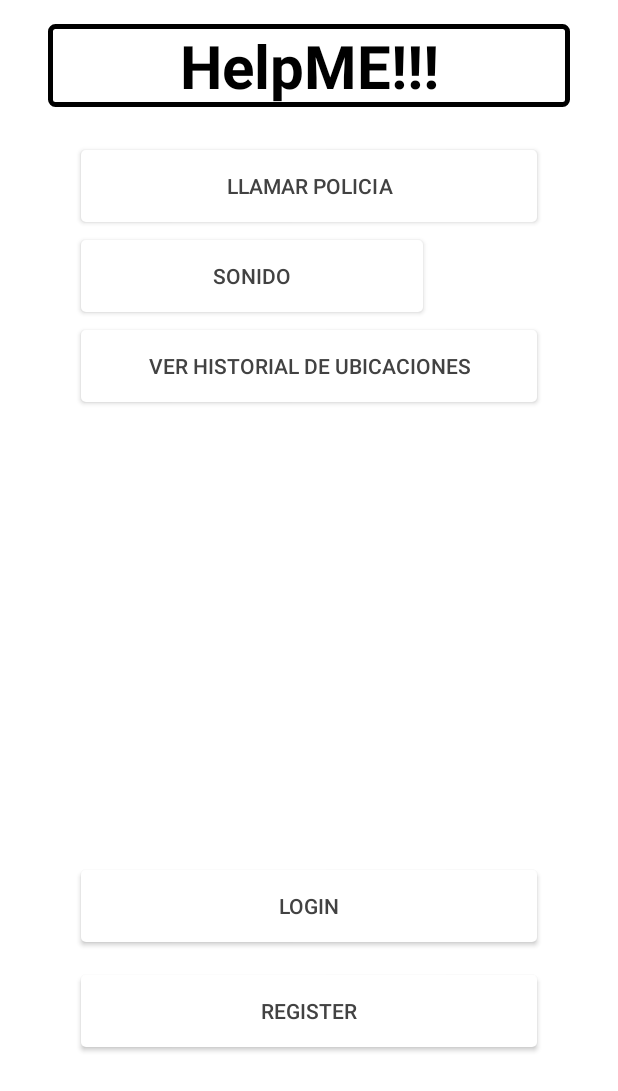
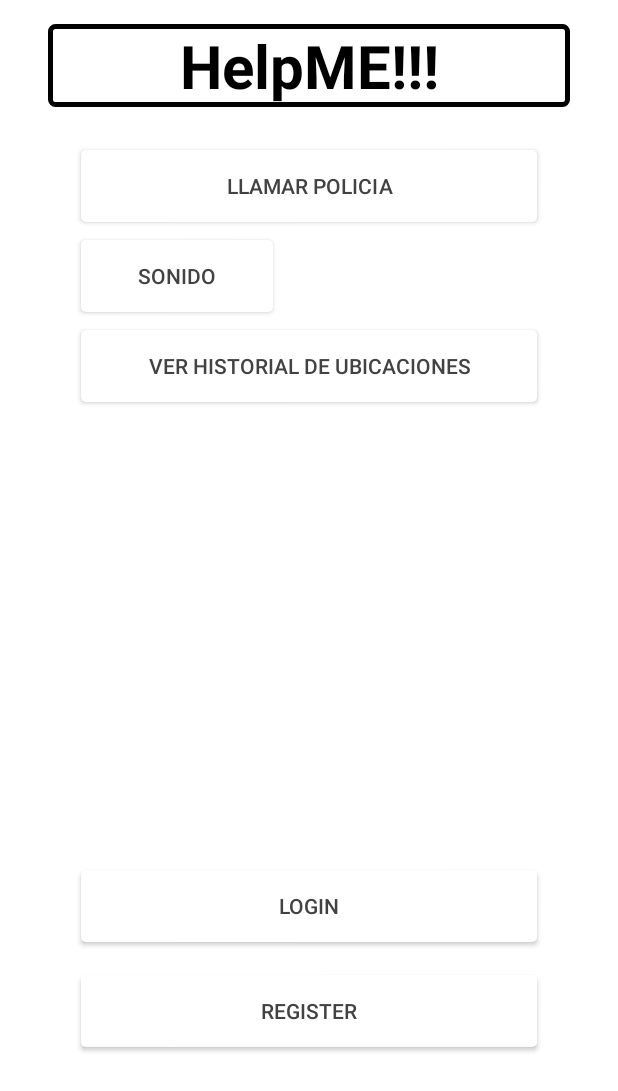
Before and after one commit to felipetoro04/AppSemestralV1, an Android app: the screen it shows after launch (MainActivity), on a phone screen of 412 x 824 dp. Shown: the top 1091 px of the screen. Run offline under Robolectric (Android 15) with nearby library versions, the phone set to English and light mode, and no system bars.

Commit message:
Commit Prueba

```diff
--- a/app/src/main/java/com/example/appsemestralv1/MainActivity.java
+++ b/app/src/main/java/com/example/appsemestralv1/MainActivity.java
@@ -73,7 +73,7 @@ public class MainActivity extends AppCompatActivity  implements  View.OnClickLis
         Btn_Stop.setOnClickListener(new View.OnClickListener() {
             @Override
             public void onClick(View v) {
-                Btn_Stop.setVisibility(View.GONE);
+                Btn_Stop.setVisibility(View.INVISIBLE);
                 mp.stop();
             }
 
--- a/app/src/main/res/layout/activity_main.xml
+++ b/app/src/main/res/layout/activity_main.xml
@@ -51,8 +51,8 @@
             android:layout_marginStart="54dp"
             android:layout_marginLeft="54dp"
             android:layout_marginTop="160dp"
-            android:layout_marginEnd="130dp"
-            android:layout_marginRight="130dp"
+            android:layout_marginEnd="230dp"
+            android:layout_marginRight="230dp"
             android:layout_marginBottom="16dp"
             android:background="@drawable/button_circle_two"
             android:text="@string/btn_Sound"
@@ -153,14 +153,14 @@
             android:layout_width="match_parent"
             android:layout_height="wrap_content"
             android:layout_marginStart="290dp"
-            android:layout_marginLeft="290dp"
+            android:layout_marginLeft="380dp"
             android:layout_marginTop="160dp"
             android:layout_marginEnd="54dp"
             android:layout_marginRight="54dp"
             android:layout_marginBottom="16dp"
             android:text="||"
-            android:visibility="gone" />
-
+            android:visibility="invisible" />
+s
 
     </RelativeLayout>
 
```
